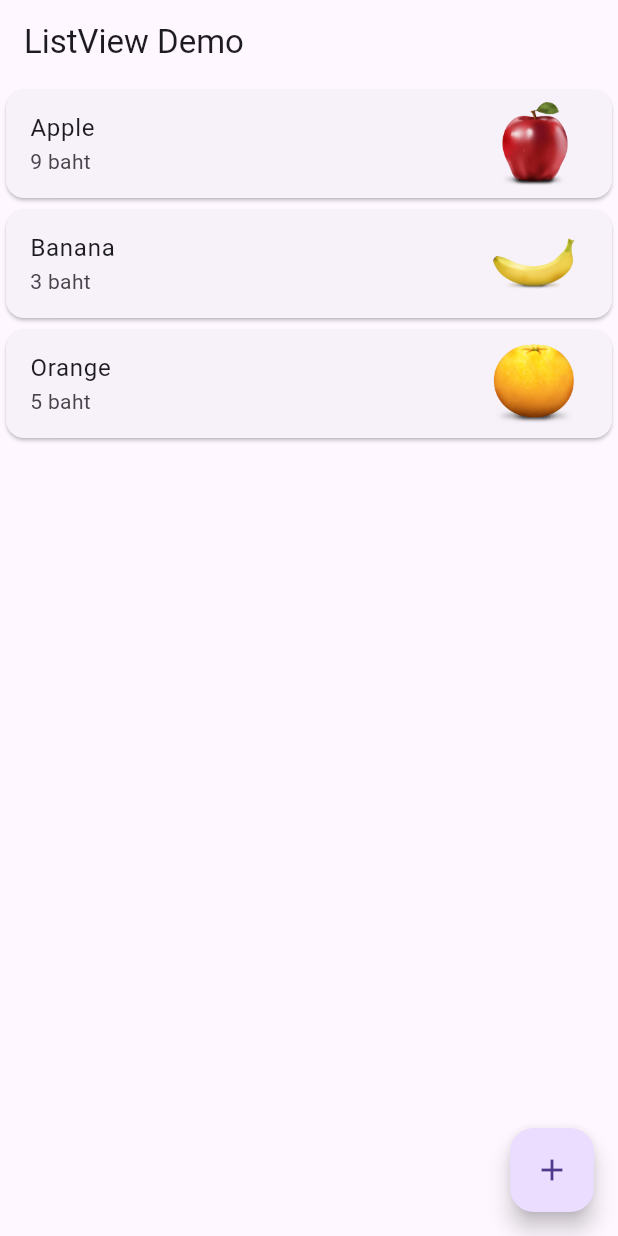
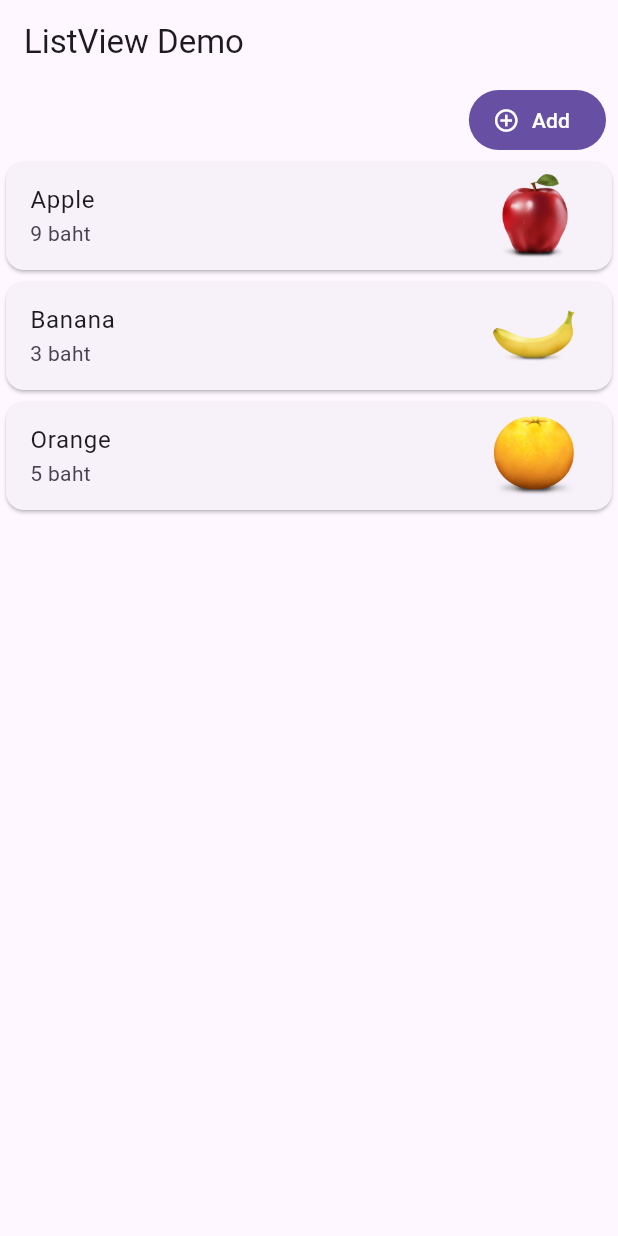
Before and after one commit to 6631501032/flutter_couse, a Flutter app: the screen it shows after launch, on a phone screen of 412 x 824 dp. Run offline on Flutter 3.47's test engine with Material 3 defaults, Android fonts, the phone set to English and light mode, and no system bars.

Commit message:
Add items with buttom

```diff
--- a/lib/main.dart
+++ b/lib/main.dart
@@ -1,6 +1,6 @@
 import 'package:flutter/material.dart';
-import 'package:flutter_couse/week09/addingnew_items.dart';
+import 'package:flutter_couse/week09/create_items.dart';
 
 void main() {
-  runApp(MaterialApp(debugShowCheckedModeBanner: false, home: ListViewPull()));
+  runApp(MaterialApp(debugShowCheckedModeBanner: false, home: CreateItems()));
 }
--- /dev/null
+++ b/lib/week09/create_items.dart
@@ -0,0 +1,69 @@
+import 'package:flutter/material.dart';
+
+
+class CreateItems extends StatefulWidget {
+  const CreateItems({super.key});
+
+
+  // ListView data
+  @override
+  State<CreateItems> createState() => _CreateItemsState();
+}
+
+
+class _CreateItemsState extends State<CreateItems> {
+  final List fruit = [
+    {'name': 'Apple', 'price': 9, 'image': 'apple.png'},
+    {'name': 'Banana', 'price': 3, 'image': 'banana.png'},
+    {'name': 'Orange', 'price': 5, 'image': 'orange.png'}
+  ];
+
+
+  @override
+  Widget build(BuildContext context) {
+    return Scaffold(
+      appBar: AppBar(
+        title: const Text('ListView Demo'),
+      ),
+      body: Column(
+        children: [
+          Container(
+            alignment: Alignment.topRight,
+            margin: const EdgeInsets.only(right: 8),
+            child: FilledButton.icon(
+              onPressed: () {
+                setState(() {
+                  fruit.add(
+                    {'name': 'Kiwi', 'price': 14, 'image': 'kiwi.png'},
+                  );
+                });
+              },
+              icon: const Icon(Icons.add_circle_outline),
+              label: const Text('Add'),
+            ),
+          ),
+          // we wrap ListView inside Expanded to use the remaining space of Column
+          // without Expanded, this cause error because both Column and ListView takes screen's height
+          // see https://stackoverflow.com/questions/45669202/how-to-add-a-listview-to-a-column-in-flutter
+          Expanded(
+            child: ListView.builder(
+              itemCount: fruit.length,
+              itemBuilder: (context, index) {
+                return Card(
+                  child: ListTile(
+                    title: Text(fruit[index]['name']),
+                    subtitle: Text('${fruit[index]['price']} baht'),
+                    trailing: Image.asset(
+                      'assets/images/fruit/${fruit[index]['image']}',
+                      height: 100,
+                    ),
+                  ),
+                );
+              },
+            ),
+          ),
+        ],
+      ),
+    );
+  }
+}
```
